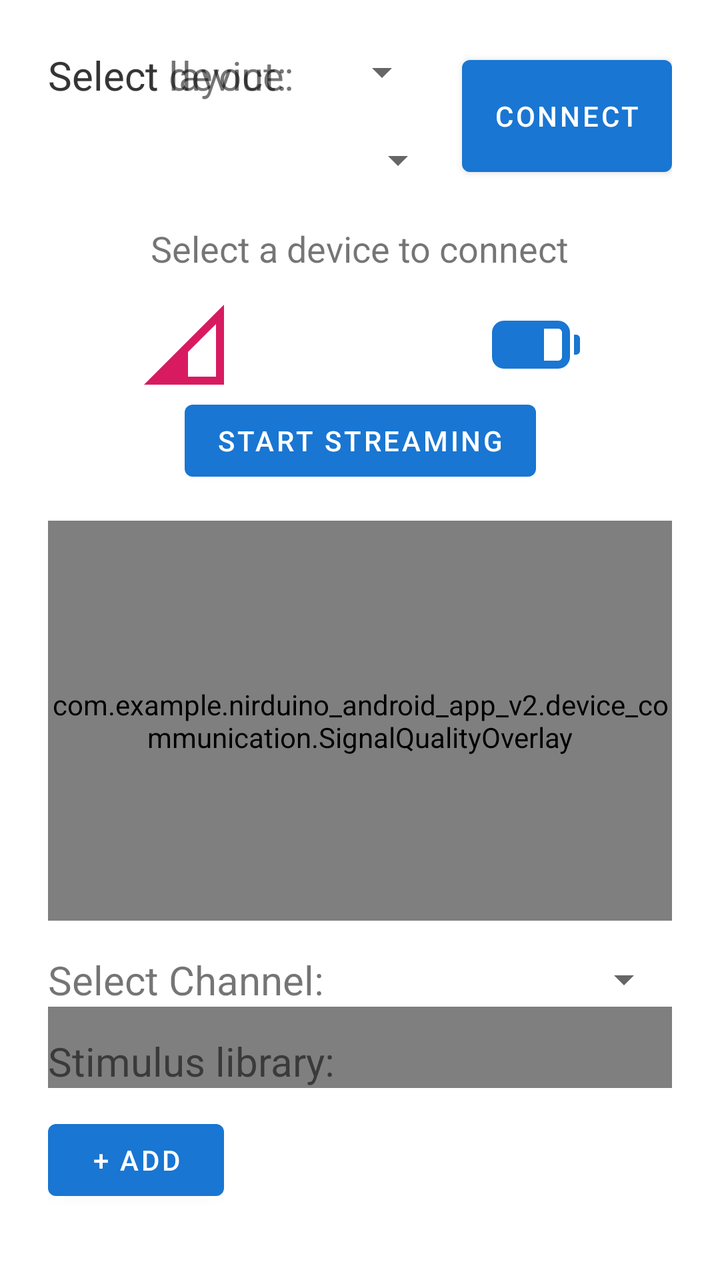
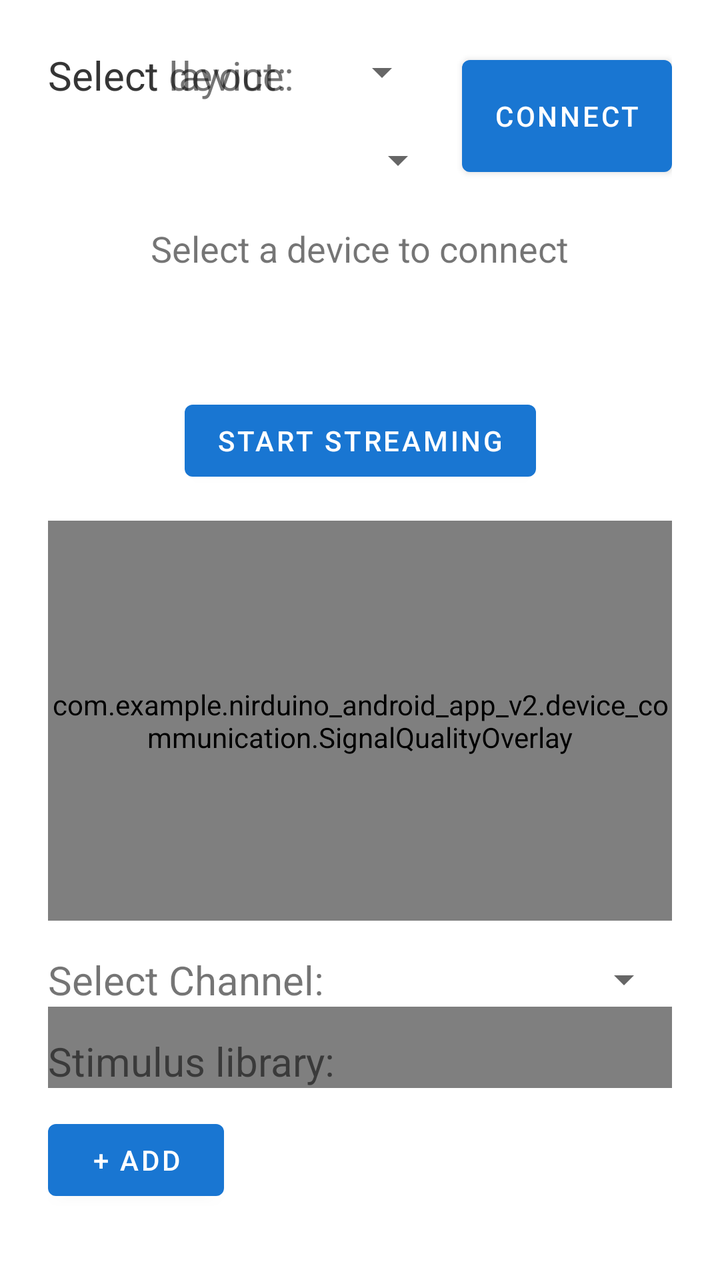

Before-and-after screenshots of an Android layout around one commit, followed by the original layout XML and the change that was made.
<!-- AndroidManifest.xml: application theme Theme.NIRDuino_Android_App_v2 -->
<!-- res/layout/activity_stream_fnirs_data.xml -->
<?xml version="1.0" encoding="utf-8"?>
<androidx.constraintlayout.widget.ConstraintLayout
    xmlns:android="http://schemas.android.com/apk/res/android"
    xmlns:app="http://schemas.android.com/apk/res-auto"
    android:id="@+id/layout_root"
    android:layout_width="match_parent"
    android:layout_height="match_parent"
    android:padding="24dp">

    
    <androidx.constraintlayout.widget.ConstraintLayout
        android:id="@+id/group_device_layout"
        android:layout_width="0dp"
        android:layout_height="wrap_content"
        app:layout_constraintTop_toTopOf="parent"
        app:layout_constraintStart_toStartOf="parent"
        app:layout_constraintEnd_toStartOf="@id/btn_connect"
        android:layout_marginEnd="8dp">

        
        <TextView
            android:id="@+id/label_select_device"
            android:layout_width="wrap_content"
            android:layout_height="wrap_content"
            android:text="Select device:"
            android:textSize="@dimen/font_size_header2"
            app:layout_constraintTop_toTopOf="parent"
            app:layout_constraintStart_toStartOf="parent"
            app:layout_constraintBaseline_toBaselineOf="@id/spinner_aliases"
            android:layout_marginEnd="8dp"/>

        <Spinner
            android:id="@+id/spinner_aliases"
            android:layout_width="0dp"
            android:layout_height="wrap_content"
            android:spinnerMode="dropdown"
            app:layout_constraintStart_toEndOf="@id/label_select_device"
            app:layout_constraintEnd_toEndOf="parent"
            app:layout_constraintTop_toTopOf="@id/label_select_device"
            android:layout_marginEnd="8dp"/>

        
        <TextView
            android:id="@+id/label_select_layout"
            android:layout_width="wrap_content"
            android:layout_height="wrap_content"
            android:text="Select layout:"
            android:textSize="@dimen/font_size_header2"
            app:layout_constraintTop_toBottomOf="@id/spinner_aliases"
            app:layout_constraintStart_toStartOf="parent"
            app:layout_constraintBaseline_toBaselineOf="@id/spinner_layouts"
            android:layout_marginTop="@dimen/font_size_header2"
            android:layout_marginEnd="8dp"/>

        <Spinner
            android:id="@+id/spinner_layouts"
            android:layout_width="0dp"
            android:layout_height="wrap_content"
            android:spinnerMode="dropdown"
            app:layout_constraintTop_toBottomOf="@id/spinner_aliases"
            app:layout_constraintStart_toEndOf="@id/label_select_layout"
            app:layout_constraintEnd_toEndOf="parent"
            android:layout_marginTop="@dimen/font_size_header2"/>

    </androidx.constraintlayout.widget.ConstraintLayout>

    
    <Button
        android:id="@+id/btn_connect"
        android:layout_width="wrap_content"
        android:layout_height="0dp"
        android:text="Connect"
        app:layout_constraintTop_toTopOf="@id/group_device_layout"
        app:layout_constraintBottom_toBottomOf="@id/group_device_layout"
        app:layout_constraintEnd_toEndOf="parent" />

    
    <TextView
        android:id="@+id/text_status"
        android:layout_width="wrap_content"
        android:layout_height="wrap_content"
        android:text="Select a device to connect"
        android:textSize="@dimen/font_size_header3"
        android:layout_marginTop="@dimen/font_size_header2"
        app:layout_constraintTop_toBottomOf="@id/group_device_layout"
        app:layout_constraintStart_toStartOf="parent"
        app:layout_constraintEnd_toEndOf="parent" />

    <LinearLayout
        android:id="@+id/timerBar"
        android:layout_width="match_parent"
        android:layout_height="48dp"
        android:orientation="horizontal"
        app:layout_constraintTop_toBottomOf="@id/text_status"
        app:layout_constraintBottom_toTopOf="@id/btn_stream_toggle"
        android:layout_margin="@dimen/font_size_footnote"
        android:weightSum="3">

        
        <ImageView
            android:id="@+id/image_signal"
            android:layout_width="48dp"
            android:layout_height="48dp"
            android:src="@drawable/signal_level2"
            android:layout_weight="1"
            app:tint="@color/colorAccentValue" />

        
        <TextView
            android:id="@+id/text_timer"
            android:layout_width="wrap_content"
            android:layout_height="wrap_content"
            android:text=""
            app:layout_constraintTop_toBottomOf="@id/group_device_layout"
            android:textSize="@dimen/font_size_header2"
            android:textStyle="italic|bold"
            android:textAlignment="center"
            android:layout_weight="1"/>

        <ImageView
            android:id="@+id/image_battery"
            android:layout_width="48dp"
            android:layout_height="48dp"
            android:src="@drawable/battery_level5"
            android:layout_weight="1"
            app:tint="@color/colorPrimaryValue" />

    </LinearLayout>

    <Button
        android:id="@+id/btn_stream_toggle"
        android:layout_width="wrap_content"
        android:layout_height="wrap_content"
        android:text="Start Streaming"
        app:layout_constraintTop_toBottomOf="@id/timerBar"
        app:layout_constraintStart_toStartOf="parent"
        app:layout_constraintEnd_toEndOf="parent" />

    <com.example.nirduino_android_app_v2.device_communication.SignalQualityOverlay
        android:id="@+id/sqi_overlay"
        android:layout_width="match_parent"
        android:layout_height="200dp"
        android:layout_marginTop="16dp"
        android:background="#220000FF"
        app:layout_constraintTop_toBottomOf="@id/btn_stream_toggle"
 />

    
    <LinearLayout
        android:id="@+id/channel_spinner_row"
        android:layout_width="match_parent"
        android:layout_height="wrap_content"
        android:orientation="horizontal"
        android:gravity="center_vertical"
        android:layout_marginBottom="8dp"
        android:layout_marginTop="16dp"
        app:layout_constraintTop_toBottomOf="@id/sqi_overlay">

        <TextView
            android:id="@+id/label_select_channel"
            android:layout_width="wrap_content"
            android:layout_height="wrap_content"
            android:text="Select Channel:"
            android:textSize="@dimen/font_size_header2"
            android:layout_marginEnd="8dp" />

        <Spinner
            android:id="@+id/spinner_channels"
            android:layout_width="0dp"
            android:layout_height="wrap_content"
            android:layout_weight="1"
            android:spinnerMode="dropdown" />

    </LinearLayout>

    
    <com.example.nirduino_android_app_v2.device_communication.ChannelPlotView
        android:id="@+id/channel_plot_view"
        android:layout_width="match_parent"
        android:layout_height="300dp"
        android:background="@color/white"
        app:layout_constraintTop_toBottomOf="@id/channel_spinner_row"
        app:layout_constraintStart_toStartOf="parent"
        app:layout_constraintEnd_toEndOf="parent"/>

    <TextView
        android:layout_width="match_parent"
        android:layout_height="wrap_content"
        android:text="Stimulus library:"
        app:layout_constraintBottom_toTopOf="@id/stimulus_bar"
        android:textSize="@dimen/font_size_header2"/>

    <LinearLayout
        android:id="@+id/stimulus_bar"
        android:layout_width="0dp"
        android:layout_height="wrap_content"
        android:orientation="horizontal"
        android:gravity="center_vertical"
        android:paddingTop="12dp"
        android:paddingBottom="12dp"
        android:layout_marginTop="24dp"
        app:layout_constraintBottom_toBottomOf="parent"
        app:layout_constraintStart_toStartOf="parent"
        app:layout_constraintEnd_toEndOf="parent"
        android:background="@color/white"
        android:baselineAligned="false"
        android:scrollbars="horizontal">

        

        <Button
            android:id="@+id/btn_add_stimulus"
            android:layout_width="wrap_content"
            android:layout_height="wrap_content"
            android:text="+ Add"
            android:textSize="14sp"
            android:layout_marginEnd="8dp" />

    </LinearLayout>

</androidx.constraintlayout.widget.ConstraintLayout>
<!-- resources referenced by this layout -->
<resources>
  <color name="colorAccentValue">#D81B60</color>
  <color name="colorPrimaryValue">#1976D2</color>
  <color name="white">#FFFFFFFF</color>
  <dimen name="font_size_footnote">12sp</dimen>
  <dimen name="font_size_header2">20sp</dimen>
  <dimen name="font_size_header3">18sp</dimen>
  <!-- drawable battery_level5 (drawable) -->
  <vector xmlns:android="http://schemas.android.com/apk/res/android"
      android:width="24dp"
      android:height="24dp"
      android:viewportWidth="960"
      android:viewportHeight="960">
    <path
        android:pathData="M160,720q-50,0 -85,-35t-35,-85v-240q0,-50 35,-85t85,-35h540q50,0 85,35t35,85v240q0,50 -35,85t-85,35L160,720ZM560,640h140q17,0 28.5,-11.5T740,600v-240q0,-17 -11.5,-28.5T700,320L560,320v320ZM860,580v-200h20q17,0 28.5,11.5T920,420v120q0,17 -11.5,28.5T880,580h-20Z"
        android:fillColor="#e3e3e3"/>
  </vector>
  <!-- drawable signal_level2 (drawable) -->
  <vector xmlns:android="http://schemas.android.com/apk/res/android"
      android:width="24dp"
      android:height="24dp"
      android:viewportWidth="960"
      android:viewportHeight="960">
    <path
        android:pathData="m80,880 l800,-800v800L80,880ZM520,800h280v-526L520,554v246Z"
        android:fillColor="#e3e3e3"/>
  </vector>
  <style name="Theme.NIRDuino_Android_App_v2" parent="Theme.MaterialComponents.Light.NoActionBar">
          
          <item name="colorPrimary">#1976D2</item>
          <item name="colorPrimaryVariant">#1976D2</item> 
          <item name="colorOnPrimary">#FFFFFF</item>
          <item name="colorSecondary">#D81B60</item>
          <item name="colorSecondaryVariant">#C2185B</item> 
          <item name="colorOnSecondary">#FFFFFF</item>
      </style>
</resources>

<!-- the commit's change to res/layout/activity_stream_fnirs_data.xml (unified diff, before → after) -->
@@ -103,7 +103,7 @@
             android:layout_height="48dp"
             android:src="@drawable/signal_level2"
             android:layout_weight="1"
-            app:tint="@color/colorAccentValue" />
+            app:tint="@color/white" />
 
         
         <TextView
@@ -123,7 +123,7 @@
             android:layout_height="48dp"
             android:src="@drawable/battery_level5"
             android:layout_weight="1"
-            app:tint="@color/colorPrimaryValue" />
+            app:tint="@color/white" />
 
     </LinearLayout>
 
<!-- resource entries referenced after the edit -->
@@ -1,7 +1,5 @@
 <!-- resources referenced by this layout -->
 <resources>
-  <color name="colorAccentValue">#D81B60</color>
-  <color name="colorPrimaryValue">#1976D2</color>
   <color name="white">#FFFFFFFF</color>
   <dimen name="font_size_footnote">12sp</dimen>
   <dimen name="font_size_header2">20sp</dimen>
